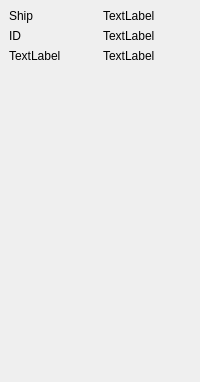
Old version of the form waterobjectinfo.ui in the repository ngc42/WaterWorld.
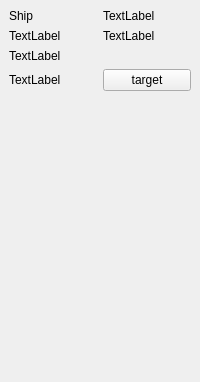
New version of the form.

Commit message: stating infoscreen human ship

What changed in the file:
```diff
--- a/waterobjectinfo.ui
+++ b/waterobjectinfo.ui
@@ -41,7 +41,7 @@
    <string>StackedWidget</string>
   </property>
   <property name="currentIndex">
-   <number>4</number>
+   <number>5</number>
   </property>
   <widget class="QWidget" name="pageReallyNothing"/>
   <widget class="QWidget" name="pageWater">
@@ -332,6 +332,75 @@
     </item>
    </layout>
   </widget>
+  <widget class="QWidget" name="pageHumanShip">
+   <layout class="QGridLayout" name="gridLayout_4">
+    <item row="1" column="1">
+     <widget class="QLabel" name="labelHumanShipId">
+      <property name="text">
+       <string>TextLabel</string>
+      </property>
+     </widget>
+    </item>
+    <item row="3" column="1">
+     <widget class="QPushButton" name="pbHumanShipSetTarget">
+      <property name="text">
+       <string>target</string>
+      </property>
+      <property name="autoRepeatDelay">
+       <number>300</number>
+      </property>
+     </widget>
+    </item>
+    <item row="4" column="0">
+     <spacer name="verticalSpacer_4">
+      <property name="orientation">
+       <enum>Qt::Vertical</enum>
+      </property>
+      <property name="sizeHint" stdset="0">
+       <size>
+        <width>20</width>
+        <height>40</height>
+       </size>
+      </property>
+     </spacer>
+    </item>
+    <item row="3" column="0">
+     <widget class="QLabel" name="labelHumanShipHasTarget">
+      <property name="text">
+       <string>TextLabel</string>
+      </property>
+     </widget>
+    </item>
+    <item row="1" column="0">
+     <widget class="QLabel" name="labelHumanShipDamage">
+      <property name="text">
+       <string>TextLabel</string>
+      </property>
+     </widget>
+    </item>
+    <item row="0" column="0">
+     <widget class="QLabel" name="label_7">
+      <property name="text">
+       <string>Ship</string>
+      </property>
+     </widget>
+    </item>
+    <item row="0" column="1">
+     <widget class="QLabel" name="labelHumanShipColor">
+      <property name="text">
+       <string>TextLabel</string>
+      </property>
+     </widget>
+    </item>
+    <item row="2" column="0">
+     <widget class="QLabel" name="labelHumanShipTechnology">
+      <property name="text">
+       <string>TextLabel</string>
+      </property>
+     </widget>
+    </item>
+   </layout>
+  </widget>
  </widget>
  <resources/>
  <connections/>
```
The commit also changes 6 other files.
